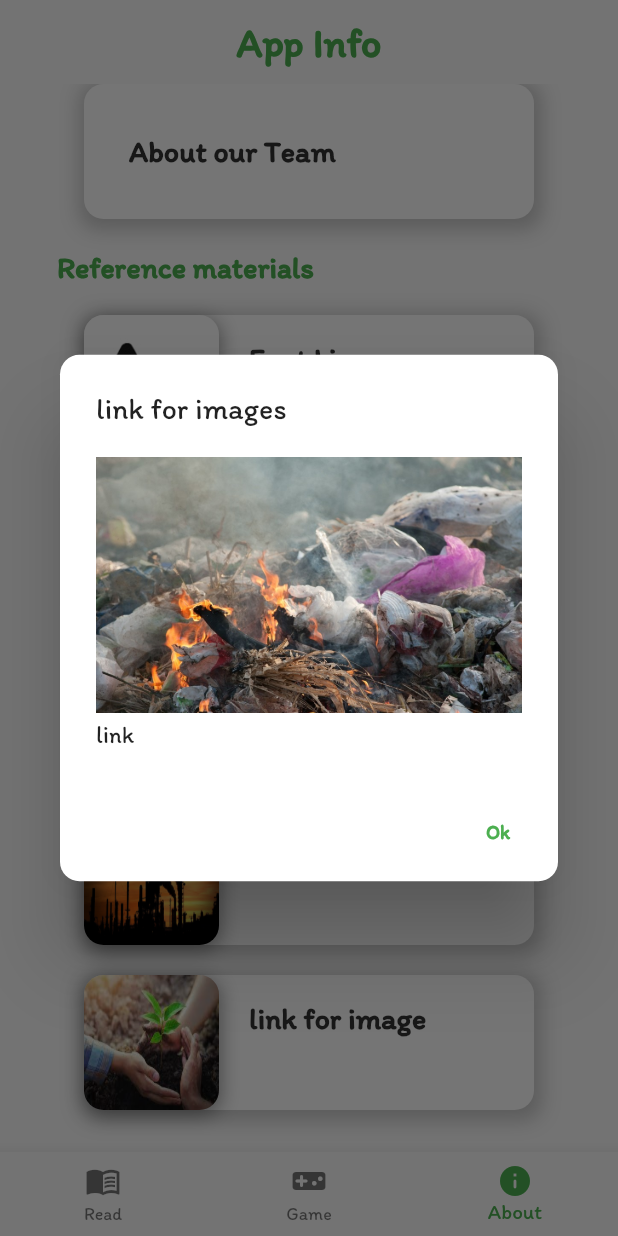
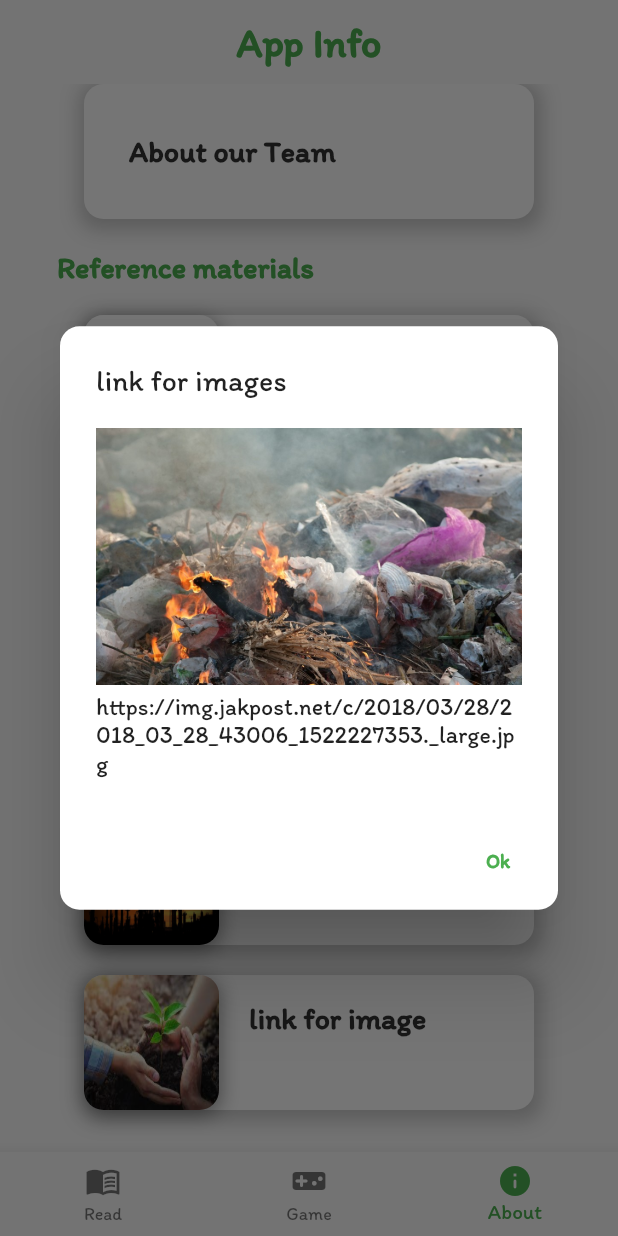
Before and after one commit to Yiyi-kim/Ecological, a Flutter app: the screen it shows after launch, item 3 of the bottom bar chosen, scrolled down 229 dp, after a tap on "link for image", on a phone screen of 412 x 824 dp. Run offline on Flutter 3.47's test engine with Material 2 defaults, Android fonts, the phone set to English and light mode, and no system bars; our stand-ins replace get.

Commit message:
add link

```diff
--- a/lib/Cartoon/cuttingtree.dart
+++ b/lib/Cartoon/cuttingtree.dart
@@ -139,7 +139,7 @@ class Cartoon2 extends StatelessWidget {
 
   static Route<void> _fw1(BuildContext context, Object? arguments) {
     return MaterialPageRoute<void>(
-        builder: (BuildContext context) => const Cartoon2()
+        builder: (BuildContext context) => const Cartoon1()
     );
   }
 
--- a/lib/info.dart
+++ b/lib/info.dart
@@ -521,7 +521,7 @@ void _fontlog(BuildContext context) async {
                 children: [
                   Image.asset('assets/images/fontitim.jpeg'),
                   SizedBox(height: 5),
-                  Text('link')
+                  Text('https://fonts.google.com/specimen/Itim?query=Itim#standard-styles')
                 ],
               ),
             ),
@@ -559,7 +559,7 @@ void _plalog(BuildContext context) async {
                 children: [
                   Image.asset('assets/images/trash.jpeg'),
                   SizedBox(height: 5),
-                  Text('link')
+                  Text('https://img.jakpost.net/c/2018/03/28/2018_03_28_43006_1522227353._large.jpg')
                 ],
               ),
             ),
@@ -597,7 +597,7 @@ void _foodlog(BuildContext context) async {
                 children: [
                   Image.asset('assets/images/foodtrash.jpeg'),
                   SizedBox(height: 5),
-                  Text('link')
+                  Text('https://blog.trycake.com/hubfs/Imported_Blog_Media/food-waste-blog.jpg')
                 ],
               ),
             ),
@@ -635,7 +635,7 @@ void _smokelog(BuildContext context) async {
                 children: [
                   Image.asset('assets/images/smoke.jpeg'),
                   SizedBox(height: 5),
-                  Text('link')
+                  Text('https://soundhealthexplorer.org/site/assets/files/4952/take_action_use_less_fossil_fuels.jpg')
                 ],
               ),
             ),
@@ -673,7 +673,7 @@ void _treelog(BuildContext context) async {
                 children: [
                   Image.asset('assets/images/tree.jpeg'),
                   SizedBox(height: 5),
-                  Text('link')
+                  Text('https://encrypted-tbn0.gstatic.com/images?q=tbn:ANd9GcSEA3ENXdw3RHQMzvdpnSV_IGHfMjNvViYST4KyY_MYd63EfSszh4UZAWCsjMbv0PhVjoA&usqp=CAU')
                 ],
               ),
             ),
```
Also changed, not shown: lib/Cartoon/burendplastic.dart (+9 -27 lines), lib/Cartoon/foodwaste.dart (+11 -1 lines).
